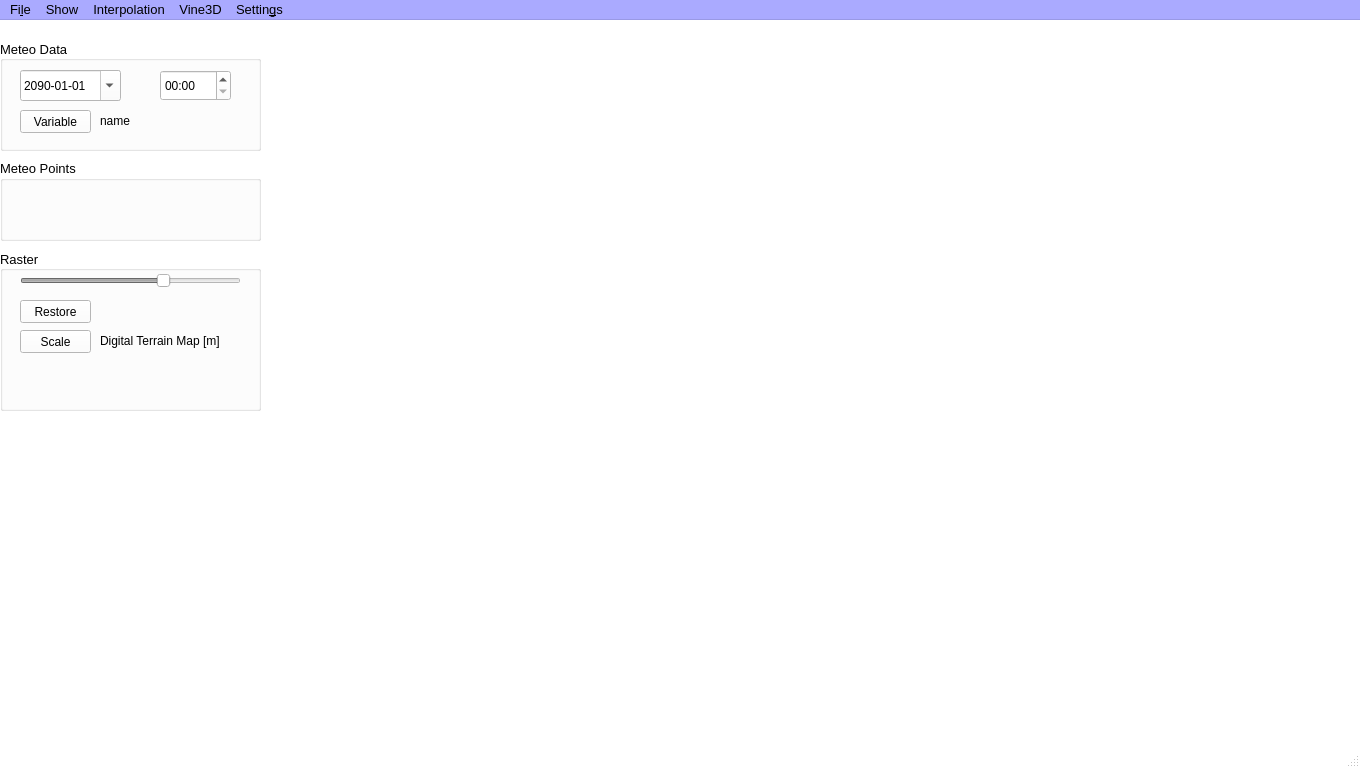
This is VINE3D/mainWindow.ui in gaowudao/CRITERIA3D as Qt 5 draws it before an edit. The edited form follows.
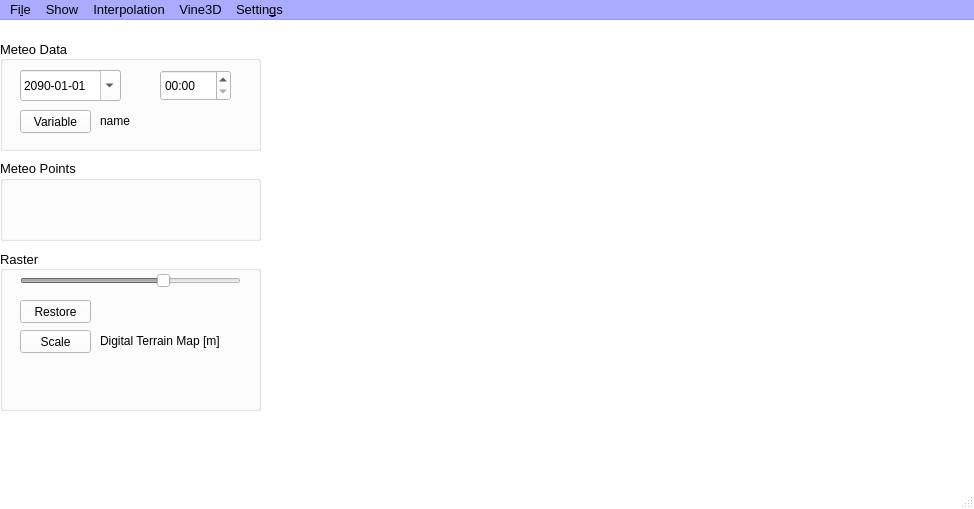
This is the edited form.

Commit message: fixed mainWindow vine3d

What changed in the file:
```diff
--- a/VINE3D/mainWindow.ui
+++ b/VINE3D/mainWindow.ui
@@ -6,8 +6,8 @@
    <rect>
     <x>0</x>
     <y>0</y>
-    <width>1360</width>
-    <height>768</height>
+    <width>974</width>
+    <height>509</height>
    </rect>
   </property>
   <property name="palette">
@@ -1919,7 +1919,7 @@
     <rect>
      <x>0</x>
      <y>0</y>
-     <width>1360</width>
+     <width>974</width>
      <height>21</height>
     </rect>
    </property>
```
The commit also changes 2 other files.
